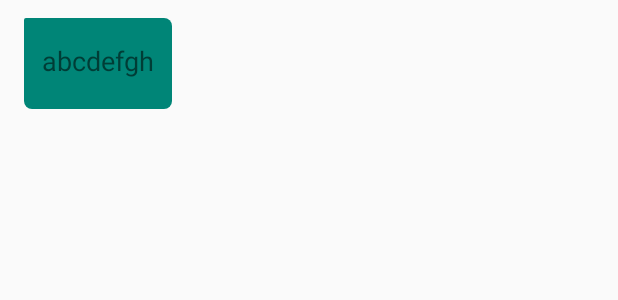
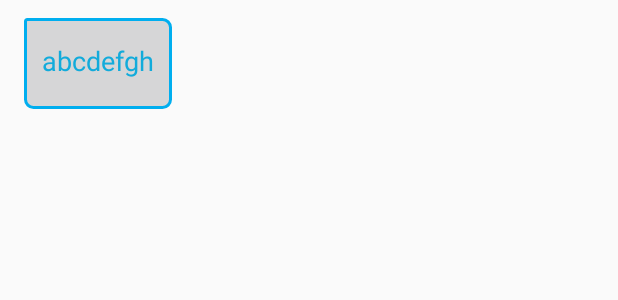
Before and after one commit to chenky2981988/SmartShopHPPOC, an Android app: the layout bot_msg_layout.xml on its own in the app's theme, with its tools: preview values and no code run, on a phone screen of 412 x 824 dp. Shown: the top 300 px of the screen. Run offline under Robolectric (Android 15) with nearby library versions, the phone set to English and light mode, and no system bars.

Commit message:
UI Changes done

```diff
--- a/app/src/main/res/drawable/bot_bg_bubble.xml
+++ b/app/src/main/res/drawable/bot_bg_bubble.xml
@@ -1,5 +1,9 @@
 <shape xmlns:android="http://schemas.android.com/apk/res/android"
     android:shape="rectangle">
-    <solid android:color="@color/colorPrimary" />
+    <solid android:color="@color/mr_white" />
     <corners android:topLeftRadius="1dp" android:radius="5dp" />
+    <stroke
+        android:width="2dp"
+        android:color="@color/bot_msg_bubble_border"
+        />
 </shape>
--- a/app/src/main/res/drawable/user_bg_bubble.xml
+++ b/app/src/main/res/drawable/user_bg_bubble.xml
@@ -1,5 +1,5 @@
 <shape xmlns:android="http://schemas.android.com/apk/res/android"
     android:shape="rectangle">
-    <solid android:color="@color/colorAccent" />
+    <solid android:color="@color/user_msg_color" />
     <corners android:topRightRadius="1dp" android:radius="5dp" />
 </shape>
--- a/app/src/main/res/layout/bot_msg_image_layout.xml
+++ b/app/src/main/res/layout/bot_msg_image_layout.xml
@@ -32,6 +32,7 @@
             android:layout_marginTop="4dp"
             android:padding="12dp"
             android:text="abcdefgh"
+            android:textColor="@color/vibrant_blue_dark"
             android:textSize="18sp" />
 
         <FrameLayout
--- a/app/src/main/res/layout/bot_msg_layout.xml
+++ b/app/src/main/res/layout/bot_msg_layout.xml
@@ -24,6 +24,7 @@
             android:layout_marginTop="4dp"
             android:padding="12dp"
             android:text="abcdefgh"
+            android:textColor="@color/vibrant_blue_dark"
             android:textSize="18sp" />
 
         <FrameLayout
--- a/app/src/main/res/layout/user_msg_layout.xml
+++ b/app/src/main/res/layout/user_msg_layout.xml
@@ -24,7 +24,8 @@
             android:layout_marginTop="4dp"
             android:padding="12dp"
             android:text="abcdefgh"
-            android:textSize="18sp" />
+            android:textSize="18sp"
+            android:textColor="@android:color/black"/>
 
         <FrameLayout
             android:id="@+id/container"
--- a/app/src/main/res/values/colors.xml
+++ b/app/src/main/res/values/colors.xml
@@ -1,10 +1,14 @@
 <?xml version="1.0" encoding="utf-8"?>
 <resources>
-    <color name="colorPrimary">#008577</color>
+    <color name="colorPrimary">#F8EDFB</color>
+    <color name="actionabar_title_text_color">#860864</color>
     <color name="colorPrimaryDark">#00574B</color>
     <color name="colorAccent">#D81B60</color>
     <color name="cg_blue_light">#80b8d6</color>
-    <color name="vibrant_blue_dark">#12abdb</color>
+    <color name="vibrant_blue_dark">#12ABDB</color>
     <color name="vibrant_blue_light">#88d5ed</color>
     <color name="purple">#7e39ba</color>
+    <color name="user_msg_color">#EBEBEB</color>
+    <color name="bot_msg_bubble_border">#00AEEF</color>
+    <color name="navigate_text_color">#9A34B4</color>
 </resources>
--- a/app/src/main/res/values/styles.xml
+++ b/app/src/main/res/values/styles.xml
@@ -1,7 +1,7 @@
 <resources>
 
     <!-- Base application theme. -->
-    <style name="AppTheme" parent="Theme.AppCompat.Light.DarkActionBar">
+    <style name="AppTheme" parent="Theme.AppCompat.Light">
         <!-- Customize your theme here. -->
         <item name="colorPrimary">@color/colorPrimary</item>
         <item name="colorPrimaryDark">@color/colorPrimaryDark</item>
@@ -23,5 +23,9 @@
     <style name="AppTheme.AppBarOverlay" parent="ThemeOverlay.AppCompat.Dark.ActionBar" />
 
     <style name="AppTheme.PopupOverlay" parent="ThemeOverlay.AppCompat.Light" />
+    <style name="AppTheme.ActionBar.TitleTextStyle" parent="@android:style/TextAppearance">
+        <item name="android:textColor">@color/actionabar_title_text_color</item>
+        <item name="android:textSize">20sp</item>
+    </style>
 
 </resources>
```
Also changed, not shown: app/src/main/java/com/hppoc/smartshop/MainActivity.java (+5 -2 lines), app/src/main/res/layout/activity_main.xml (+5 -3 lines), app/src/main/res/layout/bot_msg_navigate.xml (+32 -19 lines), app/src/main/res/drawable-hdpi/navigate.png (added).
